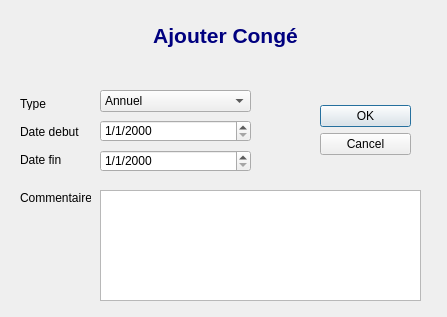
Qt form addconge.ui (med-aziz-ben-haha/QT-Cpp) before a commit.
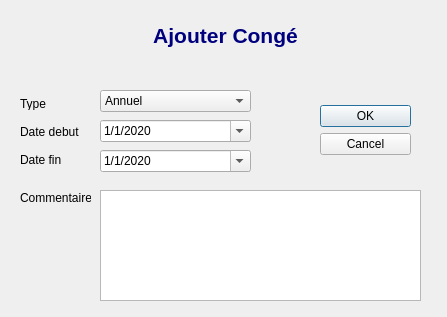
The same form after that commit.

```diff
--- a/addconge.ui
+++ b/addconge.ui
@@ -67,6 +67,16 @@
    <property name="displayFormat">
     <string>d/M/yyyy</string>
    </property>
+   <property name="calendarPopup">
+    <bool>true</bool>
+   </property>
+   <property name="date">
+    <date>
+     <year>2020</year>
+     <month>1</month>
+     <day>1</day>
+    </date>
+   </property>
   </widget>
   <widget class="QLabel" name="label_3">
    <property name="geometry">
@@ -122,6 +132,16 @@
    <property name="displayFormat">
     <string>d/M/yyyy</string>
    </property>
+   <property name="calendarPopup">
+    <bool>true</bool>
+   </property>
+   <property name="date">
+    <date>
+     <year>2020</year>
+     <month>1</month>
+     <day>1</day>
+    </date>
+   </property>
   </widget>
   <widget class="QLabel" name="label_5">
    <property name="geometry">
```
